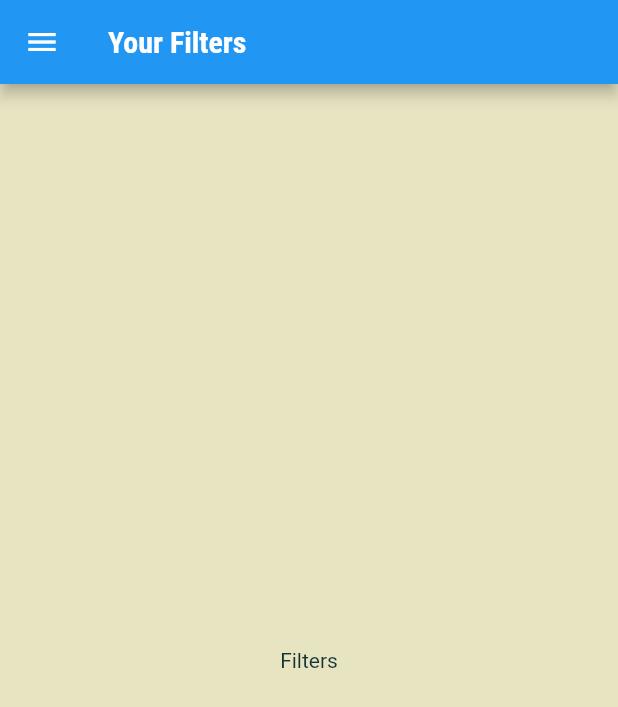
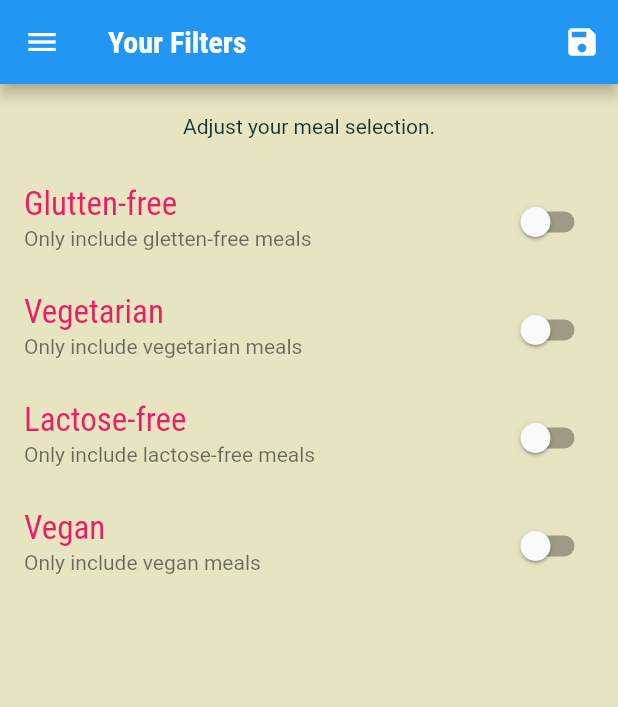
Before and after one commit to kessysam/MealApp, a Flutter app: the FilterScreen screen opened by its route, on a phone screen of 412 x 824 dp. Shown: the top 707 px of the screen. Run offline on Flutter 3.47's test engine with Material 2 defaults, Android fonts, the phone set to English and light mode, and no system bars; Roboto replaces fonts that are missing (Railway).

```diff
--- a/meal_app/lib/main.dart
+++ b/meal_app/lib/main.dart
@@ -1,7 +1,9 @@
 import 'package:flutter/material.dart';
+import 'package:meal_app/data/dummy_data.dart';
 import 'package:meal_app/screens/filter_screen.dart';
 import 'package:meal_app/screens/meal_detail_screen.dart';
 
+import 'models/meal.dart';
 import 'screens/categories_screen.dart';
 import 'screens/category_meals_screen.dart';
 import 'screens/tabs_screen.dart';
@@ -10,8 +12,35 @@ void main() {
   runApp(const MyApp());
 }
 
-class MyApp extends StatelessWidget {
+class MyApp extends StatefulWidget {
   const MyApp({super.key});
+
+  @override
+  State<MyApp> createState() => _MyAppState();
+}
+
+class _MyAppState extends State<MyApp> {
+  Map<String, bool> _filters = {
+    'glutten': false,
+    'lactose': false,
+    'vegan': false,
+    'vegetarian': false,
+  };
+
+  List<Meal> _availableMeals = DUMMY_MEALS;
+
+  void _setFilters(Map<String, bool> filterData) {
+    setState(() {
+      _filters = filterData;
+      _availableMeals = DUMMY_MEALS.where((meal) {
+        if (_filters['glutten'] == true && meal.isGlutenFree) return false;
+        if (_filters['lactose'] == true && meal.isLactoseFree) return false;
+        if (_filters['vegan'] == true && meal.isVegan) return false;
+        if (_filters['vegetarian'] == true && meal.isVegetarian) return false;
+        return true;
+      }).toList();
+    });
+  }
 
   // This widget is the root of your application.
   @override
@@ -48,9 +77,11 @@ class MyApp extends StatelessWidget {
       initialRoute: '/',
       routes: {
         '/': (context) => const TabsScreen(),
-        CategoryMealsScreen.routeName: (context) => CategoryMealsScreen(),
+        CategoryMealsScreen.routeName: (context) =>
+            CategoryMealsScreen(_availableMeals),
         MealDetailScreen.routName: (context) => const MealDetailScreen(),
-        FilterScreen.routeName: (context) => FilterScreen(),
+        FilterScreen.routeName: (context) =>
+            FilterScreen(_filters, _setFilters),
       },
       // onGenerateRoute: (settings) {
       //   print(settings.arguments);
--- a/meal_app/lib/screens/category_meals_screen.dart
+++ b/meal_app/lib/screens/category_meals_screen.dart
@@ -6,6 +6,9 @@ import '../models/meal.dart';
 
 class CategoryMealsScreen extends StatefulWidget {
   static const routeName = '/categories-meals';
+
+  final List<Meal> _availableMeals;
+  const CategoryMealsScreen(this._availableMeals);
 
   @override
   State<CategoryMealsScreen> createState() => _CategoryMealsScreenState();
@@ -23,7 +26,7 @@ class _CategoryMealsScreenState extends State<CategoryMealsScreen> {
           ModalRoute.of(context)?.settings.arguments as Map<String, String>;
       final categoryId = routeArgs['id'] as String;
       categoryTitle = routeArgs['title'] as String;
-      displayMeals = DUMMY_MEALS.where((meal) {
+      displayMeals = widget._availableMeals.where((meal) {
         return meal.categories.contains(categoryId);
       }).toList();
     }
--- a/meal_app/lib/screens/filter_screen.dart
+++ b/meal_app/lib/screens/filter_screen.dart
@@ -1,8 +1,47 @@
 import 'package:flutter/material.dart';
 import 'package:meal_app/widgets/main_drawer.dart';
 
-class FilterScreen extends StatelessWidget {
+class FilterScreen extends StatefulWidget {
   static const routeName = '/filters';
+
+  final Function saveFilters;
+  final Map<String, bool> currentFilters;
+
+  FilterScreen(this.currentFilters, this.saveFilters);
+
+  @override
+  State<FilterScreen> createState() => _FilterScreenState();
+}
+
+class _FilterScreenState extends State<FilterScreen> {
+  var _glutenFree = false;
+  var _vegetarian = false;
+  var _lactoseFree = false;
+  var _vegan = false;
+
+  @override
+  void initState() {
+    _glutenFree = widget.currentFilters['glutten'] as bool;
+    _lactoseFree = widget.currentFilters['lactose'] as bool;
+    _vegan = widget.currentFilters['vegan'] as bool;
+    _vegetarian = widget.currentFilters['vegetarian'] as bool;
+
+    super.initState();
+  }
+
+  Widget _buildSwitchListTile(
+    String title,
+    String description,
+    bool currentValue,
+    Function(bool?) updateValue,
+  ) {
+    return SwitchListTile(
+      title: Text(title),
+      value: currentValue,
+      subtitle: Text(description),
+      onChanged: updateValue,
+    );
+  }
 
   @override
   Widget build(BuildContext context) {
@@ -11,11 +50,78 @@ class FilterScreen extends StatelessWidget {
         title: Text(
           'Your Filters',
         ),
+        actions: [
+          IconButton(
+            onPressed: () {
+              Map<String, bool> _selectedFilters = {
+                'glutten': _glutenFree,
+                'lactose': _lactoseFree,
+                'vegan': _vegan,
+                'vegetarian': _vegetarian,
+              };
+              widget.saveFilters(_selectedFilters);
+            },
+            icon: const Icon(Icons.save),
+          )
+        ],
       ),
       drawer: MainDrawer(),
-      body: Center(
-        child: Text('Filters'),
-      ),
+      body: Column(children: [
+        Container(
+          padding: EdgeInsets.all(20),
+          child: Text(
+            'Adjust your meal selection.',
+            style: Theme.of(context).textTheme.bodyMedium,
+          ),
+        ),
+        Expanded(
+          child: ListView(
+            children: [
+              _buildSwitchListTile(
+                'Glutten-free',
+                'Only include gletten-free meals',
+                _glutenFree,
+                (newValue) {
+                  setState(() {
+                    _glutenFree = (newValue != null && newValue) ? true : false;
+                  });
+                },
+              ),
+              _buildSwitchListTile(
+                'Vegetarian',
+                'Only include vegetarian meals',
+                _vegetarian,
+                (newValue) {
+                  setState(() {
+                    _vegetarian = (newValue != null && newValue) ? true : false;
+                  });
+                },
+              ),
+              _buildSwitchListTile(
+                'Lactose-free',
+                'Only include lactose-free meals',
+                _lactoseFree,
+                (newValue) {
+                  setState(() {
+                    _lactoseFree =
+                        (newValue != null && newValue) ? true : false;
+                  });
+                },
+              ),
+              _buildSwitchListTile(
+                'Vegan',
+                'Only include vegan meals',
+                _vegan,
+                (newValue) {
+                  setState(() {
+                    _vegan = (newValue != null && newValue) ? true : false;
+                  });
+                },
+              ),
+            ],
+          ),
+        )
+      ]),
     );
   }
 }
--- a/meal_app/lib/widgets/main_drawer.dart
+++ b/meal_app/lib/widgets/main_drawer.dart
@@ -31,6 +31,7 @@ class MainDrawer extends StatelessWidget {
             width: double.infinity,
             padding: const EdgeInsets.all(20),
             alignment: Alignment.centerLeft,
+            color: Colors.accents.last,
             child: const Text(
               'Cooking up!',
               style: TextStyle(
@@ -39,7 +40,6 @@ class MainDrawer extends StatelessWidget {
                 color: Colors.pink,
               ),
             ),
-            color: Colors.accents.last,
           ),
           const SizedBox(
             height: 30,
```
